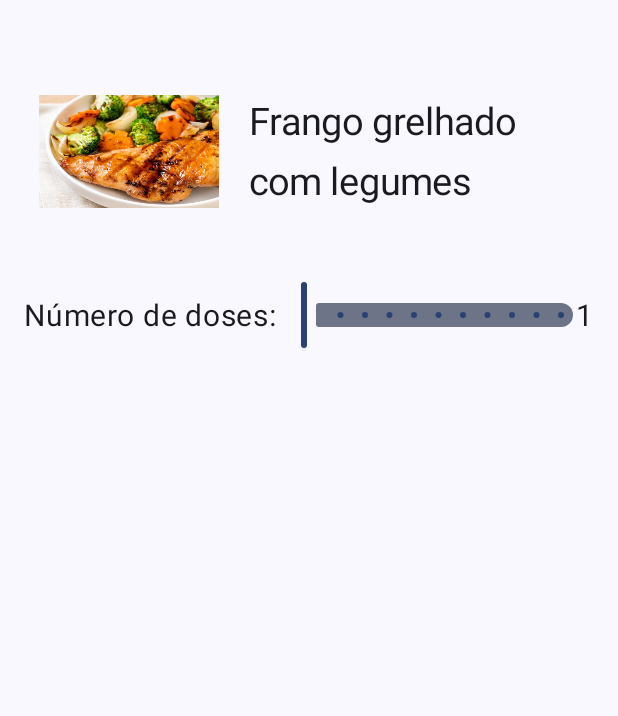
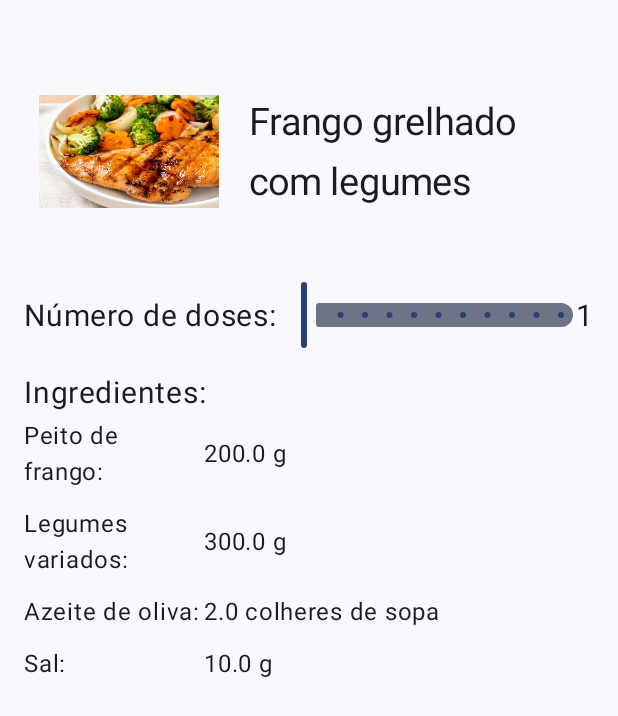
Before and after one commit to R0dr1g0P/CozinhaDoNando, an Android app built with Jetpack Compose: the screen it shows after launch (MainActivity), after a tap on "Frango grelhado com legumes", on a phone screen of 412 x 824 dp. Shown: the top 716 px of the screen. Run offline under Robolectric (Android 15) with nearby library versions, the phone set to English and light mode, and no system bars.

Commit message:
Mudança da lista de receitas da função "Navigation" para a função "MainScreen", onde a lista é agora passada como parâmetro, e ajustes na função "Navigation()"

```diff
--- a/app/src/main/java/com/example/cozinhadonando/MainActivity.kt
+++ b/app/src/main/java/com/example/cozinhadonando/MainActivity.kt
@@ -39,16 +39,45 @@ import androidx.navigation.compose.rememberNavController
 import androidx.navigation.navArgument
 import com.example.cozinhadonando.ui.theme.CozinhaDoNandoTheme
 
+
+// Classe para representar um ingrediente
+data class Ingrediente(val nome: String, val quantidadeOriginal: Float, val unidade: String)
+// Criação de uma class para guardar o nome, a imagem e os ingredientes da receita
+data class Receita(val nome: String, val imagemID : Int, val ingredientes: List<Ingrediente>)
+
 class MainActivity : ComponentActivity() {
     override fun onCreate(savedInstanceState: Bundle?) {
         super.onCreate(savedInstanceState)
+        val receitas = listOf(
+            Receita(
+                nome = "Frango grelhado com legumes",
+                imagemID = R.drawable.frango_legumes,
+                ingredientes = listOf(
+                    Ingrediente("Peito de frango", 200f, "g"),
+                    Ingrediente("Legumes variados", 300f, "g"),
+                    Ingrediente("Azeite de oliva", 2f, "colheres de sopa"),
+                    Ingrediente("Sal", 10f, "g")
+                )
+            ),
+            Receita(
+                nome = "Bolo de Chocolate",
+                imagemID = R.drawable.bolo_chocolate,
+                ingredientes = listOf(
+                    Ingrediente("Farinha de trigo", 250f, "g"),
+                    Ingrediente("Açúcar", 200f, "g"),
+                    Ingrediente("Ovos", 4f, "unidades"),
+                    Ingrediente("Chocolate em pó", 50f, "g"),
+                    Ingrediente("Fermento em pó", 10f, "g")
+                )
+            )
+        )
         setContent {
             CozinhaDoNandoTheme {
                 Surface(
                     modifier = Modifier.fillMaxSize(),
                     color = MaterialTheme.colorScheme.background
                 ) {
-                    Navigation()
+                    Navigation(receitas)
                 }
             }
         }
@@ -56,11 +85,11 @@ class MainActivity : ComponentActivity() {
 }
 
 @Composable
-fun Navigation() {
+fun Navigation(receitas: List<Receita>) {
     val navController = rememberNavController()
     NavHost(navController, startDestination = "mainScreen") {
         composable("mainScreen") {
-            MainScreen(navController)
+            MainScreen(navController, receitas)
         }
         composable(
             "PaginaIngredientes/{receitaNome}/{receitaImagem}",
@@ -71,23 +100,16 @@ fun Navigation() {
         ) { backStackEntry ->
             val receitaNome = backStackEntry.arguments?.getString("receitaNome")!!
             val receitaImagem = backStackEntry.arguments?.getInt("receitaImagem")!!
-            val receita = Receita(receitaNome, receitaImagem)
-            PaginaIngredientes(receita)
+            val receita = receitas.find { it.nome == receitaNome && it.imagemID == receitaImagem }
+            receita?.let {
+                PaginaIngredientes(it)
+            }
         }
     }
 }
 
-// Criação de uma class para guardar o nome e a imagem das receitas
-data class Receita(val nome: String, val imagemID : Int)
-
 @Composable
-fun MainScreen(navController: NavController) {
-
-    val receitas = listOf(
-        Receita("Frango grelhado com legumes", R.drawable.frango_legumes),
-        Receita("Bolo de Chocolate", R.drawable.bolo_chocolate)
-    )
-
+fun MainScreen(navController: NavController, receitas: List<Receita>) {
     Column(
         modifier = Modifier
             .fillMaxSize()
@@ -189,7 +211,7 @@ fun PaginaIngredientes(receita: Receita) {
                 text = "Número de doses:",
                 style = MaterialTheme.typography.bodyLarge.copy(fontSize = 20.sp)
             )
-            Spacer(modifier = Modifier.width(16.dp)) // Espaço entre o texto e o Slider
+            Spacer(modifier = Modifier.width(16.dp))
             Slider(
                 value = numDoses.toFloat(),
                 onValueChange = { setNumDoses(it.toInt()) },
@@ -203,6 +225,28 @@ fun PaginaIngredientes(receita: Receita) {
                 textAlign = TextAlign.Start
             )
         }
+        Text(
+            text = "Ingredientes:",
+            style = MaterialTheme.typography.bodyLarge.copy(fontSize = 20.sp),
+            modifier = Modifier.padding(top = 16.dp)
+        )
+        receita.ingredientes.forEach { ingrediente ->
+            Row(
+                verticalAlignment = Alignment.CenterVertically,
+                modifier = Modifier.padding(vertical = 8.dp)
+            ) {
+                Text(
+                    text = "${ingrediente.nome}: ",
+                    style = MaterialTheme.typography.bodyLarge,
+                    modifier = Modifier.width(120.dp)
+                )
+                Text(
+                    text = "${ingrediente.quantidadeOriginal * numDoses} ${ingrediente.unidade}",
+                    style = MaterialTheme.typography.bodyLarge,
+                    textAlign = TextAlign.Start
+                )
+            }
+        }
     }
 }
 
@@ -210,6 +254,6 @@ fun PaginaIngredientes(receita: Receita) {
 @Composable
 fun MainScreenPreview() {
     CozinhaDoNandoTheme {
-        MainScreen(rememberNavController())
+        MainScreen(rememberNavController(), listOf())
     }
 }
```
